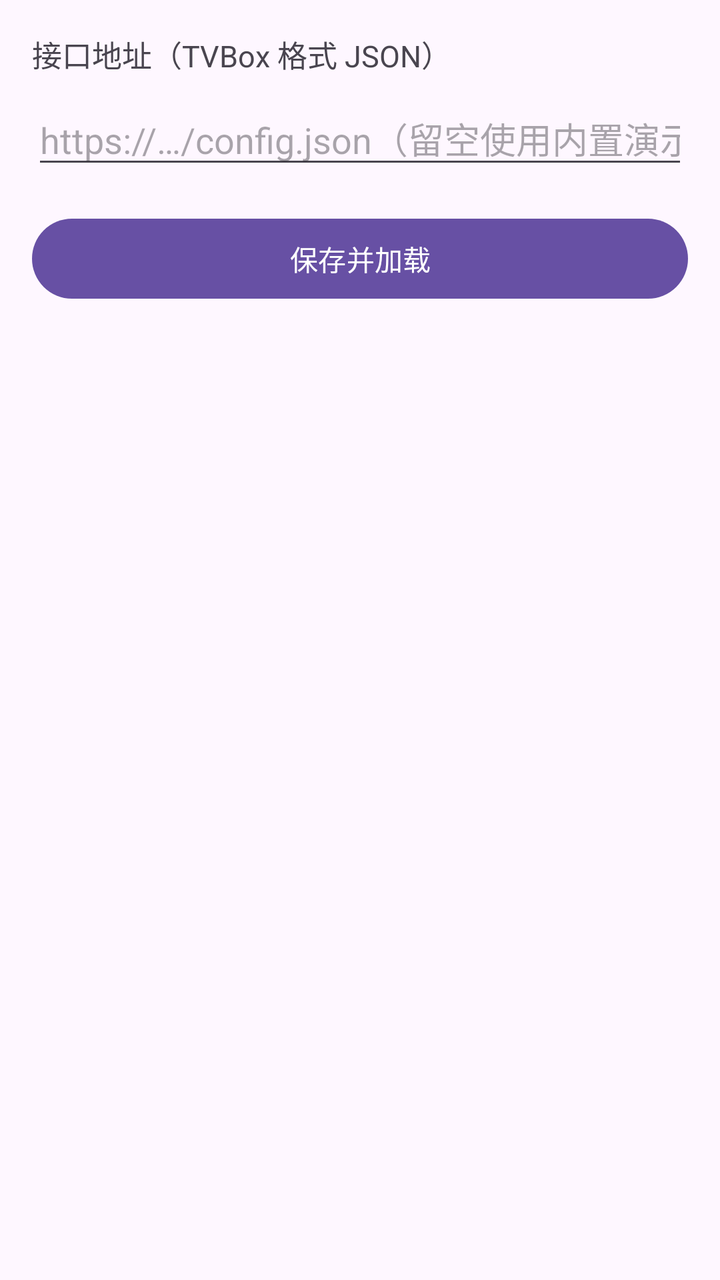
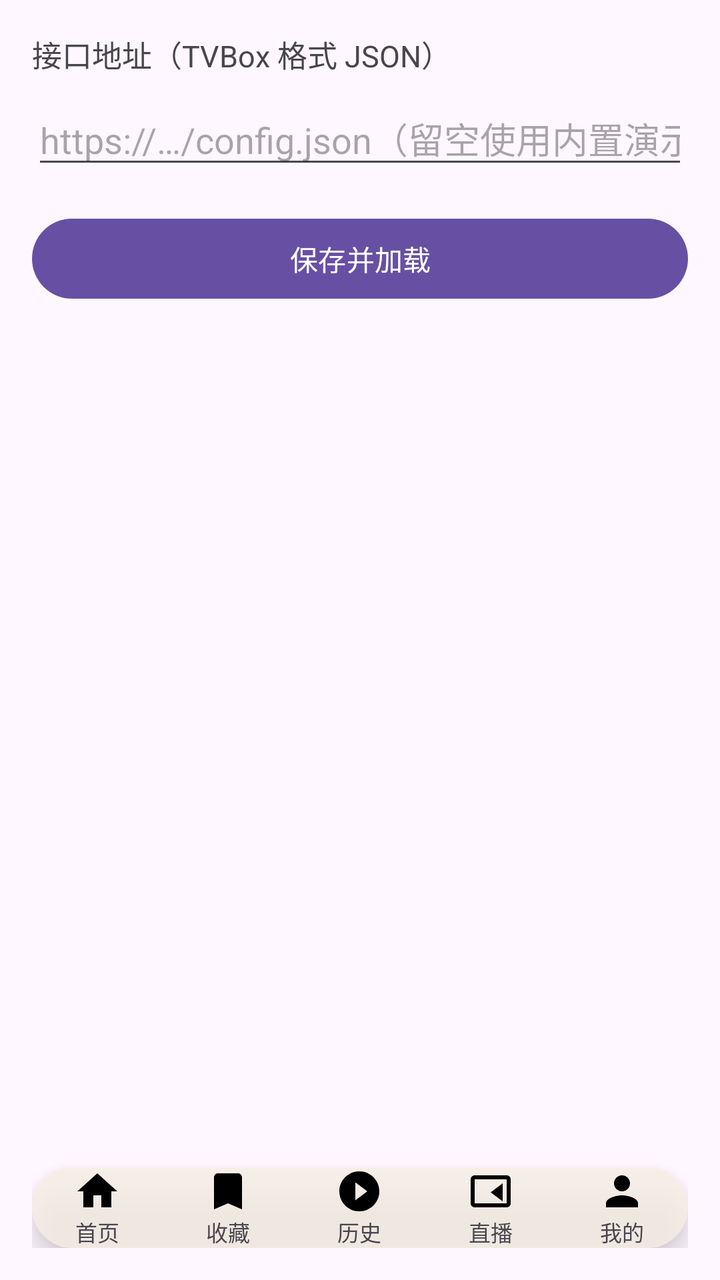

Screens rendered from an Android XML layout before and after an edit, with the pre-edit source and the edit as a unified diff.
<!-- AndroidManifest.xml: application theme Theme.BoxZero -->
<!-- res/layout/activity_settings.xml -->
<?xml version="1.0" encoding="utf-8"?>
<LinearLayout xmlns:android="http://schemas.android.com/apk/res/android"
    android:layout_width="match_parent"
    android:layout_height="match_parent"
    android:orientation="vertical"
    android:padding="16dp">

    <TextView
        android:layout_width="match_parent"
        android:layout_height="wrap_content"
        android:text="接口地址（TVBox 格式 JSON）"
        android:textSize="15sp" />

    <EditText
        android:id="@+id/configInput"
        android:layout_width="match_parent"
        android:layout_height="wrap_content"
        android:layout_marginTop="8dp"
        android:hint="https://…/config.json（留空使用内置演示源）"
        android:inputType="textUri"
        android:singleLine="true" />

    <Button
        android:id="@+id/btnSave"
        android:layout_width="match_parent"
        android:layout_height="wrap_content"
        android:layout_marginTop="16dp"
        android:text="保存并加载" />

</LinearLayout>
<!-- resources referenced by this layout -->
<resources>
  <style name="Theme.BoxZero" parent="Theme.Material3.DayNight.NoActionBar">
      </style>
</resources>

<!-- the commit's change to res/layout/activity_settings.xml (unified diff, before → after) -->
@@ -27,4 +27,140 @@
         android:layout_marginTop="16dp"
         android:text="保存并加载" />
 
+    <View
+        android:layout_width="match_parent"
+        android:layout_height="0dp"
+        android:layout_weight="1" />
+
+    <include
+        layout="@layout/view_bottom_nav"
+        android:layout_width="match_parent"
+        android:layout_height="wrap_content"
+        android:layout_gravity="bottom" />
+
 </LinearLayout>
+<!-- res/layout/view_bottom_nav.xml (included above) -->
+<?xml version="1.0" encoding="utf-8"?>
+<LinearLayout xmlns:android="http://schemas.android.com/apk/res/android"
+    android:id="@+id/bottomNav"
+    android:layout_width="match_parent"
+    android:layout_height="68dp"
+    android:layout_marginStart="16dp"
+    android:layout_marginEnd="16dp"
+    android:layout_marginBottom="16dp"
+    android:background="@drawable/nav_bg"
+    android:elevation="8dp"
+    android:gravity="center"
+    android:orientation="horizontal">
+
+    <LinearLayout
+        android:id="@+id/tabHome"
+        android:layout_width="0dp"
+        android:layout_height="match_parent"
+        android:layout_weight="1"
+        android:gravity="center"
+        android:orientation="vertical">
+
+        <ImageView
+            android:id="@+id/iconHome"
+            android:layout_width="24dp"
+            android:layout_height="24dp"
+            android:src="@drawable/ic_nav_home" />
+
+        <TextView
+            android:id="@+id/textHome"
+            android:layout_width="wrap_content"
+            android:layout_height="wrap_content"
+            android:text="首页"
+            android:textSize="11sp" />
+    </LinearLayout>
+
+    <LinearLayout
+        android:id="@+id/tabFav"
+        android:layout_width="0dp"
+        android:layout_height="match_parent"
+        android:layout_weight="1"
+        android:gravity="center"
+        android:orientation="vertical">
+
+        <ImageView
+            android:id="@+id/iconFav"
+            android:layout_width="24dp"
+            android:layout_height="24dp"
+            android:src="@drawable/ic_nav_fav" />
+
+        <TextView
+            android:id="@+id/textFav"
+            android:layout_width="wrap_content"
+            android:layout_height="wrap_content"
+            android:text="收藏"
+            android:textSize="11sp" />
+    </LinearLayout>
+
+    <LinearLayout
+        android:id="@+id/tabHistory"
+        android:layout_width="0dp"
+        android:layout_height="match_parent"
+        android:layout_weight="1"
+        android:gravity="center"
+        android:orientation="vertical">
+
+        <ImageView
+            android:id="@+id/iconHistory"
+            android:layout_width="24dp"
+            android:layout_height="24dp"
+            android:src="@drawable/ic_nav_history" />
+
+        <TextView
+            android:id="@+id/textHistory"
+            android:layout_width="wrap_content"
+            android:layout_height="wrap_content"
+            android:text="历史"
+            android:textSize="11sp" />
+    </LinearLayout>
+
+    <LinearLayout
+        android:id="@+id/tabLive"
+        android:layout_width="0dp"
+        android:layout_height="match_parent"
+        android:layout_weight="1"
+        android:gravity="center"
+        android:orientation="vertical">
+
+        <ImageView
+            android:id="@+id/iconLive"
+            android:layout_width="24dp"
+            android:layout_height="24dp"
+            android:src="@drawable/ic_nav_live" />
+
+        <TextView
+            android:id="@+id/textLive"
+            android:layout_width="wrap_content"
+            android:layout_height="wrap_content"
+            android:text="直播"
+            android:textSize="11sp" />
+    </LinearLayout>
+
+    <LinearLayout
+        android:id="@+id/tabMine"
+        android:layout_width="0dp"
+        android:layout_height="match_parent"
+        android:layout_weight="1"
+        android:gravity="center"
+        android:orientation="vertical">
+
+        <ImageView
+            android:id="@+id/iconMine"
+            android:layout_width="24dp"
+            android:layout_height="24dp"
+            android:src="@drawable/ic_nav_mine" />
+
+        <TextView
+            android:id="@+id/textMine"
+            android:layout_width="wrap_content"
+            android:layout_height="wrap_content"
+            android:text="我的"
+            android:textSize="11sp" />
+    </LinearLayout>
+
+</LinearLayout>
<!-- resource entries referenced after the edit -->
@@ -1,5 +1,47 @@
 <!-- resources referenced by this layout -->
 <resources>
+  <!-- drawable ic_nav_fav (drawable) -->
+  <vector xmlns:android="http://schemas.android.com/apk/res/android"
+      android:width="24dp" android:height="24dp"
+      android:viewportWidth="24" android:viewportHeight="24">
+      <path android:fillColor="#000000"
+          android:pathData="M17,3H7c-1.1,0 -2,0.9 -2,2v16l7,-3l7,3V5c0,-1.1 -0.9,-2 -2,-2z" />
+  </vector>
+  <!-- drawable ic_nav_history (drawable) -->
+  <vector xmlns:android="http://schemas.android.com/apk/res/android"
+      android:width="24dp" android:height="24dp"
+      android:viewportWidth="24" android:viewportHeight="24">
+      <path android:fillColor="#000000"
+          android:pathData="M12,2C6.5,2 2,6.5 2,12s4.5,10 10,10s10,-4.5 10,-10S17.5,2 12,2zM10,16.5v-9L16,12l-6,4.5z" />
+  </vector>
+  <!-- drawable ic_nav_home (drawable) -->
+  <vector xmlns:android="http://schemas.android.com/apk/res/android"
+      android:width="24dp" android:height="24dp"
+      android:viewportWidth="24" android:viewportHeight="24">
+      <path android:fillColor="#000000"
+          android:pathData="M10,20v-6h4v6h5v-8h3L12,3 2,12h3v8z" />
+  </vector>
+  <!-- drawable ic_nav_live (drawable) -->
+  <vector xmlns:android="http://schemas.android.com/apk/res/android"
+      android:width="24dp" android:height="24dp"
+      android:viewportWidth="24" android:viewportHeight="24">
+      <path android:fillColor="#000000"
+          android:pathData="M20,4H4c-1.1,0 -2,0.9 -2,2v12c0,1.1 0.9,2 2,2h16c1.1,0 2,-0.9 2,-2V6c0,-1.1 -0.9,-2 -2,-2zM20,18H4V6h16v12zM18,8l-6,4.5L18,17V8z" />
+  </vector>
+  <!-- drawable ic_nav_mine (drawable) -->
+  <vector xmlns:android="http://schemas.android.com/apk/res/android"
+      android:width="24dp" android:height="24dp"
+      android:viewportWidth="24" android:viewportHeight="24">
+      <path android:fillColor="#000000"
+          android:pathData="M12,12c2.2,0 4,-1.8 4,-4s-1.8,-4 -4,-4s-4,1.8 -4,4S9.8,12 12,12zM12,14c-2.7,0 -8,1.3 -8,4v2h16v-2c0,-2.7 -5.3,-4 -8,-4z" />
+  </vector>
+  <!-- drawable nav_bg (drawable) -->
+  <?xml version="1.0" encoding="utf-8"?>
+  <shape xmlns:android="http://schemas.android.com/apk/res/android"
+      android:shape="rectangle">
+      <solid android:color="#CFF5EFE4" />
+      <corners android:radius="32dp" />
+  </shape>
   <style name="Theme.BoxZero" parent="Theme.Material3.DayNight.NoActionBar">
       </style>
 </resources>
